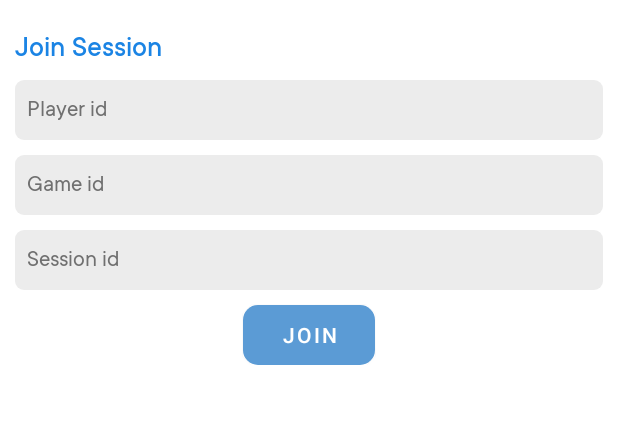
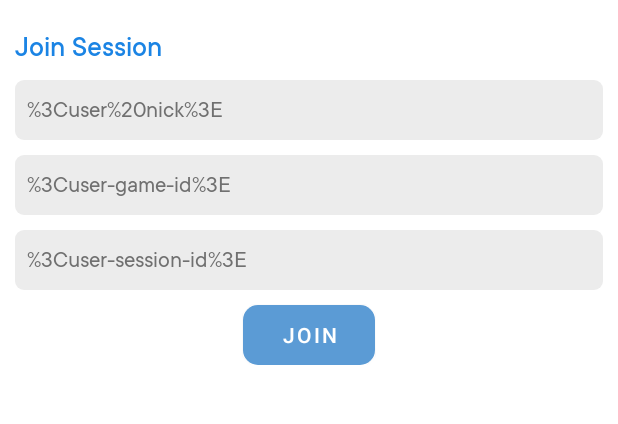
Before and after one commit to cwaliimran/Bingo-Mobile-App, an Android app: the screen it shows after launch (HomeActivity), on a phone screen of 412 x 824 dp, the part 72-496 px from its top. Run offline under Robolectric (Android 15) with nearby library versions, the phone set to English and light mode, and no system bars.

Commit message:
Dynamic boards with dynamic colors updated

```diff
--- a/AndroidApp/app/src/main/java/com/bingoplayer/app/utils/APIClient.java
+++ b/AndroidApp/app/src/main/java/com/bingoplayer/app/utils/APIClient.java
@@ -8,7 +8,8 @@ import retrofit2.converter.gson.GsonConverterFactory;
 public class APIClient {
 
    //server
-    public static final String BASE_URL = "https://6048939bb801a40017cce09c.mockapi.io/api/";
+//    public static final String BASE_URL = "https://6048939bb801a40017cce09c.mockapi.io/api/";
+    public static final String BASE_URL = "https://606b158af8678400172e58d5.mockapi.io/";
     private static Retrofit retrofit;
 
     public static Retrofit getRetrofitInstance() {
--- a/AndroidApp/app/src/main/res/layout/activity_home.xml
+++ b/AndroidApp/app/src/main/res/layout/activity_home.xml
@@ -34,6 +34,7 @@
             android:fontFamily="@font/ttcommons_regular"
             android:hint="Player id"
             android:inputType="text"
+            android:text="%3Cuser%20nick%3E"
             android:padding="8dp"
             android:singleLine="true"
             android:textColor="@color/darkGray"
@@ -43,6 +44,7 @@
             android:id="@+id/etGameId"
             android:layout_width="match_parent"
             android:layout_height="40dp"
+            android:text="%3Cuser-game-id%3E"
             android:layout_marginTop="@dimen/et_mt"
             android:background="@drawable/rounded_edittext"
             android:fontFamily="@font/ttcommons_regular"
@@ -63,6 +65,7 @@
             android:fontFamily="@font/ttcommons_regular"
             android:hint="Session id"
             android:inputType="text"
+            android:text="%3Cuser-session-id%3E"
             android:padding="8dp"
             android:singleLine="true"
             android:textColor="@color/darkGray"
--- a/AndroidApp/app/src/main/res/layout/row_board.xml
+++ b/AndroidApp/app/src/main/res/layout/row_board.xml
@@ -16,7 +16,6 @@
         android:gravity="center"
         android:hint="@string/txt_00"
         android:padding="15dp"
-        android:singleLine="true"
         android:textColor="@color/darkGray"
         android:textColorHint="@color/darkGray"
         android:textSize="16sp" />
```
Also changed, not shown: AndroidApp/app/src/main/java/com/bingoplayer/app/adapters/BoardAdapter.java (+12 -4 lines), AndroidApp/app/src/main/java/com/bingoplayer/app/utils/ApiInterface.java (+5 -4 lines), 1 other file.
